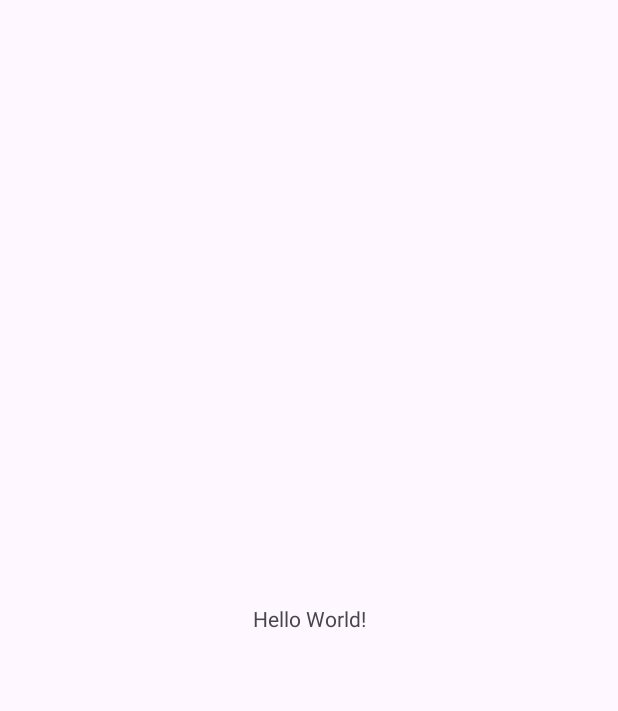
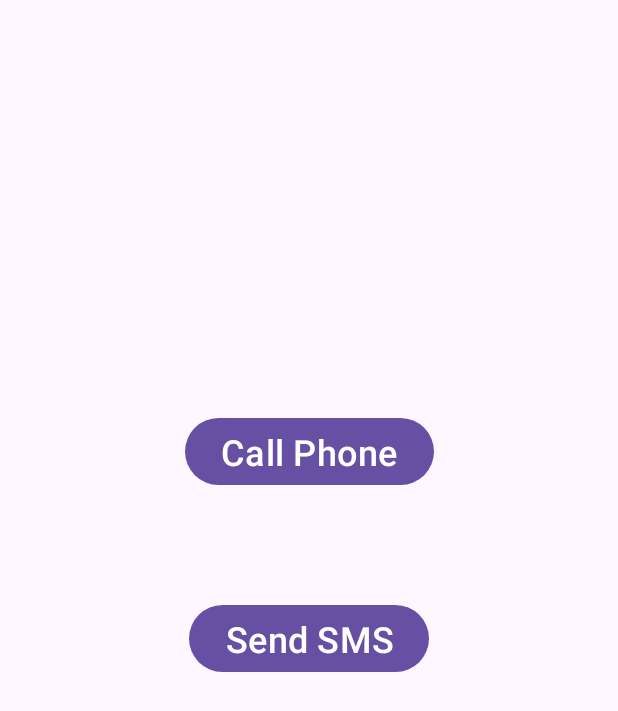
Before and after one commit to wangwuy2003/my-application-android, an Android app: the screen it shows after launch (MainActivity), on a phone screen of 412 x 824 dp. Before the commit the part shown is almost empty. Shown: the top 711 px of the screen. Run offline under Robolectric (Android 15) with nearby library versions, the phone set to English and light mode, and no system bars; 2 statements that could not run were skipped.

Commit message:
update layout ex08

```diff
--- a/Ex08/app/src/main/AndroidManifest.xml
+++ b/Ex08/app/src/main/AndroidManifest.xml
@@ -21,6 +21,8 @@
                 <category android:name="android.intent.category.LAUNCHER" />
             </intent-filter>
         </activity>
+        <activity android:name=".CallPhoneActivity"/>
+        <activity android:name=".SendSMSActivity"/>
     </application>
 
 </manifest>
--- a/Ex08/app/src/main/java/com/example/ex08/MainActivity.java
+++ b/Ex08/app/src/main/java/com/example/ex08/MainActivity.java
@@ -1,6 +1,11 @@
 package com.example.ex08;
 
+import android.annotation.SuppressLint;
+import android.content.Intent;
 import android.os.Bundle;
+import android.view.View;
+import android.widget.Button;
+import android.widget.ImageButton;
 
 import androidx.activity.EdgeToEdge;
 import androidx.appcompat.app.AppCompatActivity;
@@ -9,7 +14,8 @@ import androidx.core.view.ViewCompat;
 import androidx.core.view.WindowInsetsCompat;
 
 public class MainActivity extends AppCompatActivity {
-
+    ImageButton btncall, btnsms;
+    @SuppressLint("MissingInflatedId")
     @Override
     protected void onCreate(Bundle savedInstanceState) {
         super.onCreate(savedInstanceState);
@@ -20,5 +26,24 @@ public class MainActivity extends AppCompatActivity {
             v.setPadding(systemBars.left, systemBars.top, systemBars.right, systemBars.bottom);
             return insets;
         });
+
+        btncall = findViewById(R.id.btncall);
+        btncall.setOnClickListener(new View.OnClickListener() {
+            @Override
+            public void onClick(View view) {
+                Intent intent1 = new Intent(MainActivity.this, CallPhoneActivity.class);
+                startActivity(intent1);
+            }
+        });
+
+        btnsms = findViewById(R.id.btnsms);
+        btnsms.setOnClickListener(new View.OnClickListener() {
+            @Override
+            public void onClick(View view) {
+                Intent intent2 = new Intent(MainActivity.this, SendSMSActivity.class);
+                startActivity(intent2);
+            }
+        });
+
     }
 }
--- /dev/null
+++ b/Ex08/app/src/main/res/drawable/phone_icon.xml
@@ -0,0 +1,5 @@
+<vector xmlns:android="http://schemas.android.com/apk/res/android" android:height="24dp" android:tint="#000000" android:viewportHeight="24" android:viewportWidth="24" android:width="24dp">
+
+    <path android:fillColor="@android:color/white" android:pathData="M6.62,10.79c1.44,2.83 3.76,5.14 6.59,6.59l2.2,-2.2c0.27,-0.27 0.67,-0.36 1.02,-0.24 1.12,0.37 2.33,0.57 3.57,0.57 0.55,0 1,0.45 1,1V20c0,0.55 -0.45,1 -1,1 -9.39,0 -17,-7.61 -17,-17 0,-0.55 0.45,-1 1,-1h3.5c0.55,0 1,0.45 1,1 0,1.25 0.2,2.45 0.57,3.57 0.11,0.35 0.03,0.74 -0.25,1.02l-2.2,2.2z"/>
+
+</vector>
--- /dev/null
+++ b/Ex08/app/src/main/res/drawable/sms_icon.xml
@@ -0,0 +1,5 @@
+<vector xmlns:android="http://schemas.android.com/apk/res/android" android:height="24dp" android:tint="#000000" android:viewportHeight="24" android:viewportWidth="24" android:width="24dp">
+
+    <path android:fillColor="@android:color/white" android:pathData="M20,2L4,2c-1.1,0 -1.99,0.9 -1.99,2L2,22l4,-4h14c1.1,0 2,-0.9 2,-2L22,4c0,-1.1 -0.9,-2 -2,-2zM9,11L7,11L7,9h2v2zM13,11h-2L11,9h2v2zM17,11h-2L15,9h2v2z"/>
+
+</vector>
--- a/Ex08/app/src/main/res/layout/activity_main.xml
+++ b/Ex08/app/src/main/res/layout/activity_main.xml
@@ -7,13 +7,26 @@
     android:layout_height="match_parent"
     tools:context=".MainActivity">
 
-    <TextView
+    <Button
+        android:id="@+id/button"
         android:layout_width="wrap_content"
         android:layout_height="wrap_content"
-        android:text="Hello World!"
+        android:text="Call Phone"
+        android:textSize="24sp"
         app:layout_constraintBottom_toBottomOf="parent"
         app:layout_constraintEnd_toEndOf="parent"
         app:layout_constraintStart_toStartOf="parent"
-        app:layout_constraintTop_toTopOf="parent" />
+        app:layout_constraintTop_toTopOf="parent"
+        app:layout_constraintVertical_bias="0.356" />
 
+    <Button
+        android:id="@+id/button2"
+        android:layout_width="wrap_content"
+        android:layout_height="wrap_content"
+        android:layout_marginTop="72dp"
+        android:text="Send SMS"
+        android:textSize="24sp"
+        app:layout_constraintEnd_toEndOf="parent"
+        app:layout_constraintStart_toStartOf="parent"
+        app:layout_constraintTop_toBottomOf="@+id/button" />
 </androidx.constraintlayout.widget.ConstraintLayout>
```
Also changed, not shown: Ex08/app/src/main/java/com/example/ex08/CallPhoneActivity.java (added, +52 -0 lines), Ex08/app/src/main/java/com/example/ex08/SendSMSActivity.java (added, +18 -0 lines), Ex08/app/src/main/res/layout/activity_call_phone.xml (added, +46 -0 lines), Ex08/app/src/main/res/layout/activity_send_sms.xml (added, +46 -0 lines).
